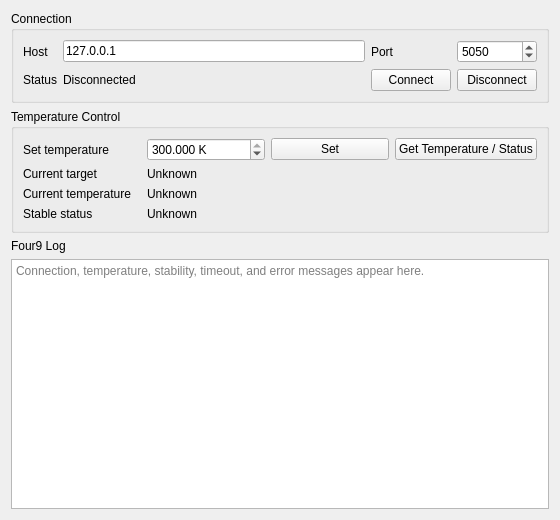
Old version of the form four9/four9.ui in the repository lictailer/zmeter.
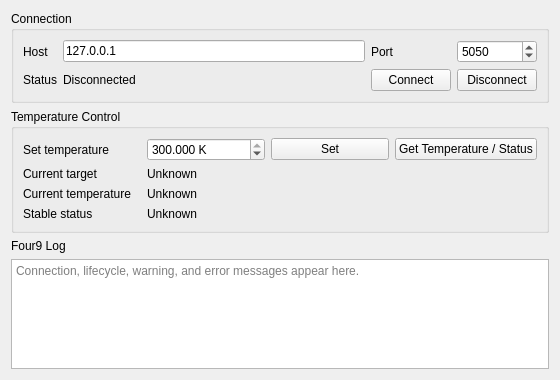
New version of the form.

Patch:
```diff
--- a/four9/four9.ui
+++ b/four9/four9.ui
@@ -3,7 +3,7 @@
  <class>Four9Form</class>
  <widget class="QWidget" name="Four9Form">
   <property name="geometry">
-   <rect><x>0</x><y>0</y><width>560</width><height>520</height></rect>
+   <rect><x>0</x><y>0</y><width>560</width><height>380</height></rect>
   </property>
   <property name="windowTitle"><string>Four9</string></property>
   <layout class="QVBoxLayout" name="verticalLayout">
@@ -55,9 +55,9 @@
    </item>
    <item><widget class="QLabel" name="logTitle_label"><property name="text"><string>Four9 Log</string></property></widget></item>
    <item>
-    <widget class="QTextEdit" name="logStatus_textEdit">
+    <widget class="QPlainTextEdit" name="logStatus_textEdit">
      <property name="readOnly"><bool>true</bool></property>
-     <property name="placeholderText"><string>Connection, temperature, stability, timeout, and error messages appear here.</string></property>
+     <property name="placeholderText"><string>Connection, lifecycle, warning, and error messages appear here.</string></property>
     </widget>
    </item>
   </layout>
```
